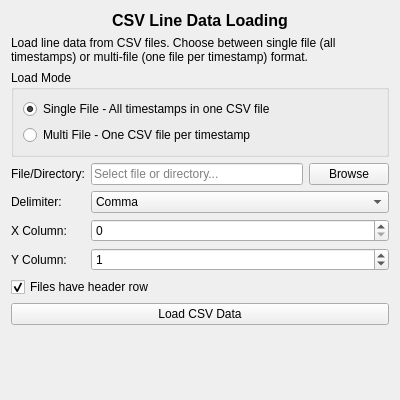
First picture: the form in src/WhiskerToolbox/IO_Widgets/Lines/CSV/CSVLineLoader_Widget.ui, repository paulmthompson/WhiskerToolbox, before the edit.
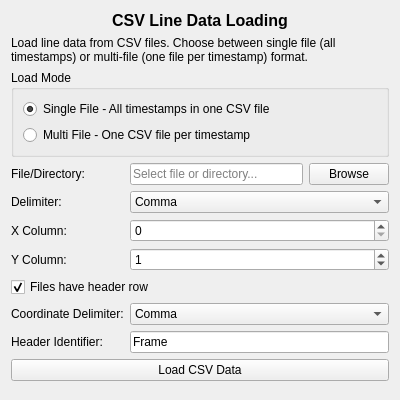
Second picture: the form after the edit.

The edit to the form file:
```diff
--- a/src/WhiskerToolbox/IO_Widgets/Lines/CSV/CSVLineLoader_Widget.ui
+++ b/src/WhiskerToolbox/IO_Widgets/Lines/CSV/CSVLineLoader_Widget.ui
@@ -171,6 +171,52 @@
        </property>
       </widget>
      </item>
+     <item row="5" column="0">
+      <widget class="QLabel" name="label_coordinate_delimiter">
+       <property name="text">
+        <string>Coordinate Delimiter:</string>
+       </property>
+      </widget>
+     </item>
+     <item row="5" column="1" colspan="2">
+      <widget class="QComboBox" name="coordinate_delimiter_combo">
+       <property name="toolTip">
+        <string>Delimiter used within X and Y coordinate lists. Only used for single-file mode.</string>
+       </property>
+       <item>
+        <property name="text">
+         <string>Comma</string>
+        </property>
+       </item>
+       <item>
+        <property name="text">
+         <string>Space</string>
+        </property>
+       </item>
+       <item>
+        <property name="text">
+         <string>Tab</string>
+        </property>
+       </item>
+      </widget>
+     </item>
+     <item row="6" column="0">
+      <widget class="QLabel" name="label_header_identifier">
+       <property name="text">
+        <string>Header Identifier:</string>
+       </property>
+      </widget>
+     </item>
+     <item row="6" column="1" colspan="2">
+      <widget class="QLineEdit" name="header_identifier_edit">
+       <property name="toolTip">
+        <string>Text in the first column that identifies the header row. Only used for single-file mode.</string>
+       </property>
+       <property name="text">
+        <string>Frame</string>
+       </property>
+      </widget>
+     </item>
     </layout>
    </item>
    <item>
```
